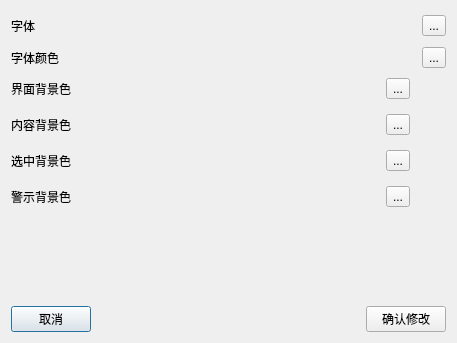
This is UI/fontAndColorDialog.ui in 413180794/OptionDeal as Qt 5 draws it before an edit. The edited form follows.
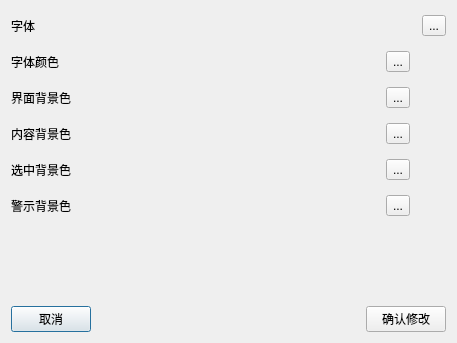
This is the edited form.

```diff
--- a/UI/fontAndColorDialog.ui
+++ b/UI/fontAndColorDialog.ui
@@ -218,6 +218,25 @@
          </property>
         </widget>
        </item>
+       <item>
+        <widget class="QLabel" name="show_font_color_label">
+         <property name="sizePolicy">
+          <sizepolicy hsizetype="Fixed" vsizetype="Preferred">
+           <horstretch>0</horstretch>
+           <verstretch>0</verstretch>
+          </sizepolicy>
+         </property>
+         <property name="minimumSize">
+          <size>
+           <width>30</width>
+           <height>30</height>
+          </size>
+         </property>
+         <property name="text">
+          <string/>
+         </property>
+        </widget>
+       </item>
       </layout>
      </item>
      <item row="3" column="1">
```
Left out of the diff: 3 changed lines with no effect on the pictures.
